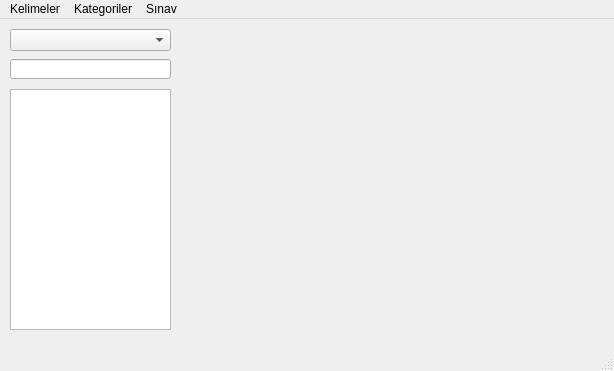
The window that form1.ui (munel/is_en) describes before a commit, drawn with Qt 5.
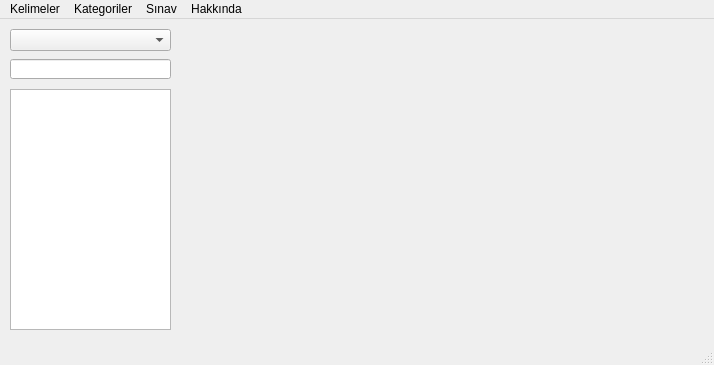
The same window after the commit.

Diff of the .ui file:
```diff
--- a/form1.ui
+++ b/form1.ui
@@ -6,8 +6,8 @@
    <rect>
     <x>0</x>
     <y>0</y>
-    <width>614</width>
-    <height>371</height>
+    <width>714</width>
+    <height>365</height>
    </rect>
   </property>
   <property name="windowTitle">
@@ -47,9 +47,9 @@
    <widget class="QWidget" name="horizontalLayoutWidget">
     <property name="geometry">
      <rect>
-      <x>180</x>
+      <x>190</x>
       <y>10</y>
-      <width>421</width>
+      <width>501</width>
       <height>301</height>
      </rect>
     </property>
@@ -65,7 +65,7 @@
     <rect>
      <x>0</x>
      <y>0</y>
-     <width>614</width>
+     <width>714</width>
      <height>21</height>
     </rect>
    </property>
@@ -91,9 +91,18 @@
     </property>
     <addaction name="actionRastgele_S_nav_Yap"/>
    </widget>
+   <widget class="QMenu" name="menuHakk_nda">
+    <property name="title">
+     <string>Hakkında</string>
+    </property>
+    <addaction name="actionHakk_nda"/>
+    <addaction name="separator"/>
+    <addaction name="actionYard_m"/>
+   </widget>
    <addaction name="menuKelimeler"/>
    <addaction name="menuKategoriler"/>
    <addaction name="menuS_nav"/>
+   <addaction name="menuHakk_nda"/>
   </widget>
   <widget class="QStatusBar" name="statusbar"/>
   <action name="actionKelime_Ekle">
```
Left out of the diff: 10 changed lines with no effect on the pictures.
